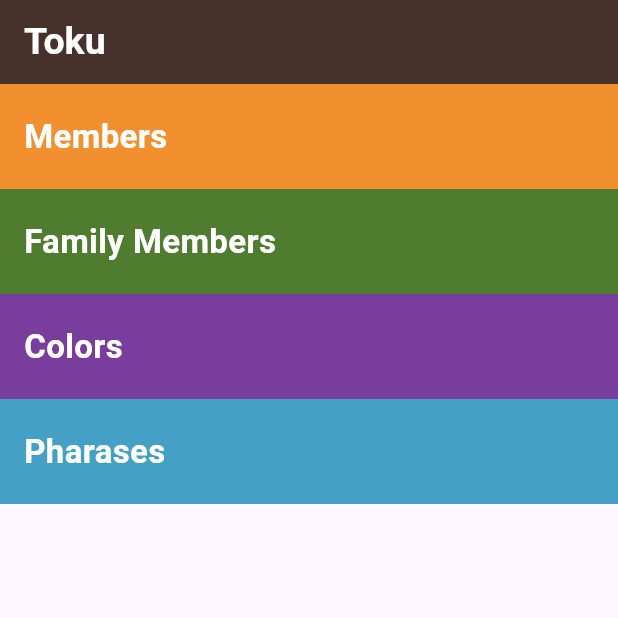
After one commit to Nour-Hagag/toku_app, a Flutter app: the screen it shows after launch, on a phone screen of 412 x 824 dp, the top half of it. The commit adds this screen. Run offline on Flutter 3.47's test engine with Material 3 defaults, Android fonts, the light colour scheme and no system bars.

Commit message:
refactor code and add view folder

```diff
--- /dev/null
+++ b/lib/views/home_view.dart
@@ -0,0 +1,31 @@
+import 'package:flutter/material.dart';
+import 'package:toku/widgets/category.dart';
+
+class HomeView extends StatelessWidget {
+  const HomeView({super.key});
+
+  @override
+  Widget build(BuildContext context) {
+    return Scaffold(
+      appBar: AppBar(
+        backgroundColor: Color(0xff46322B),
+        title: Text(
+          'Toku',
+          style: TextStyle(
+            color: Colors.white,
+            fontWeight: FontWeight.bold,
+            fontSize: 25,
+          ),
+        ),
+      ),
+      body: Column(
+        children: [
+          Category(categoryName: 'Members', color: Color(0xffF2902F)),
+          Category(categoryName: 'Family Members', color: Color(0xff507C30)),
+          Category(categoryName: 'Colors', color: Color(0xff793D9D)),
+          Category(categoryName: 'Pharases', color: Color(0xff44A0C4)),
+        ],
+      ),
+    );
+  }
+}
--- a/lib/widgets/category.dart
+++ b/lib/widgets/category.dart
@@ -7,10 +7,11 @@ class Category extends StatelessWidget {
   @override
   Widget build(BuildContext context) {
     return Container(
-      padding: EdgeInsets.only(left: 15),
+      padding: EdgeInsets.only(left: 16),
       alignment: Alignment.centerLeft,
       height: 70,
       width: MediaQuery.of(context).size.width,
+      //or : double.infinity
       color: color,
       child: Text(
         categoryName,
```
Also changed, not shown: lib/main.dart (+2 -25 lines).
